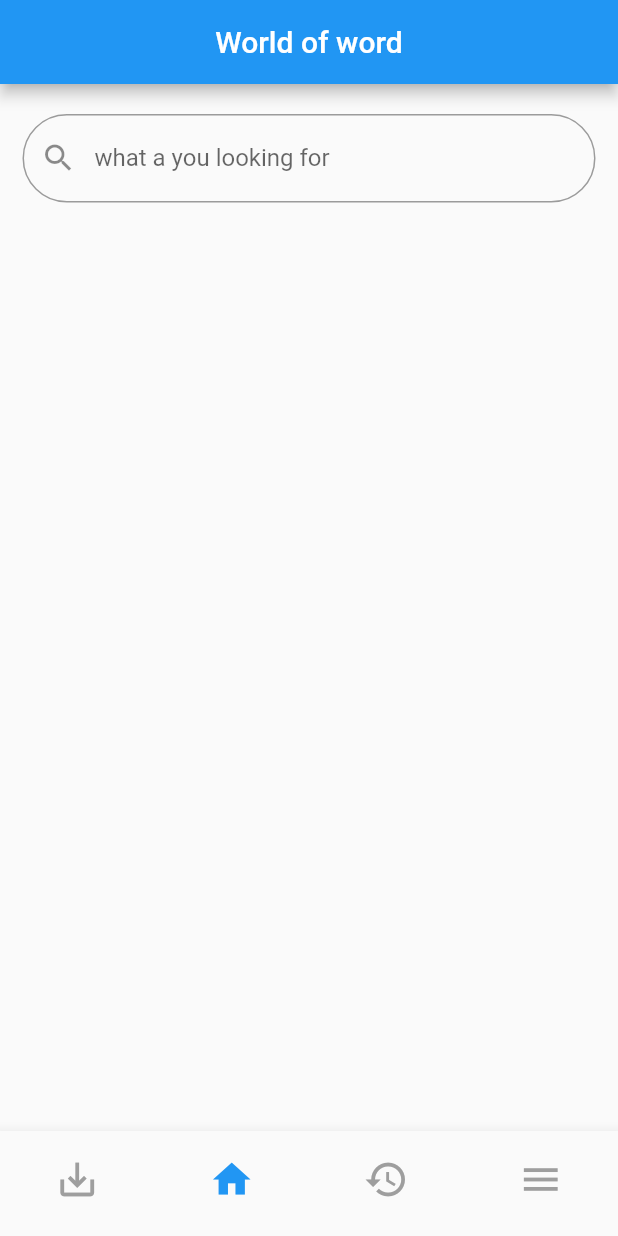
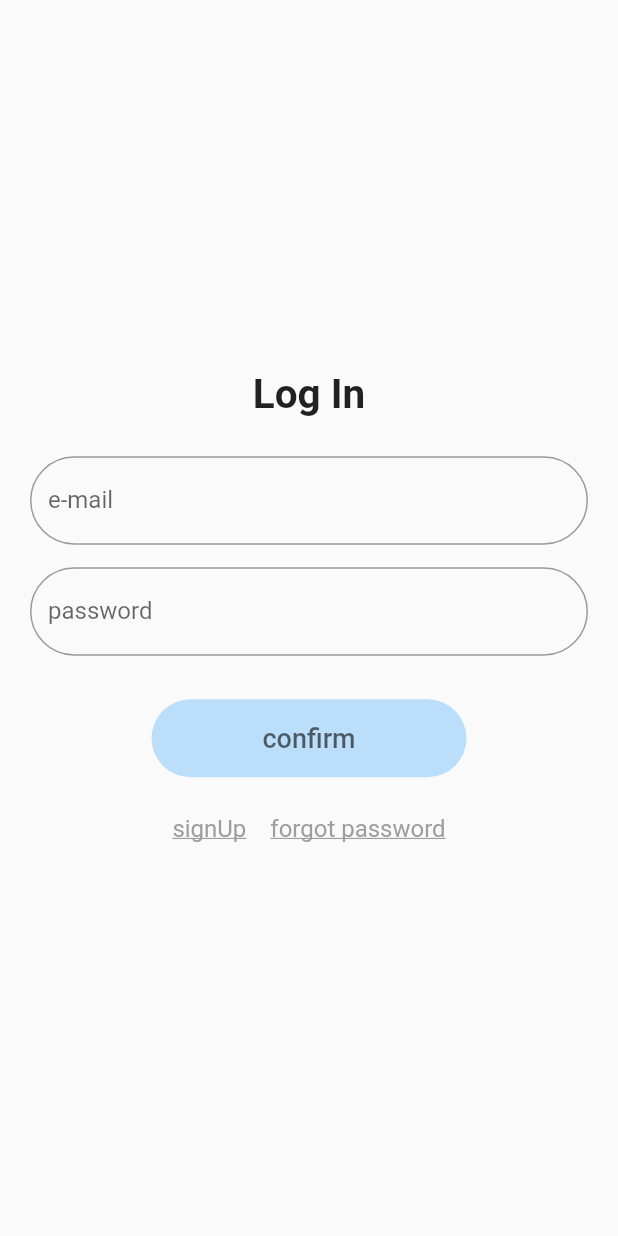
Before and after one commit to SomethingRight/worldofword, a Flutter app: the screen it shows after launch, on a phone screen of 412 x 824 dp. Run offline on Flutter 3.47's test engine with Material 2 defaults, Android fonts, the phone set to English and light mode, and no system bars; our stand-ins replace equatable, firebase_core, flutter_bloc; accounts and stored records are empty.

Commit message:
Router is ready also made LogIn page, only layout

```diff
--- a/lib/core/navigation/router.dart
+++ b/lib/core/navigation/router.dart
@@ -0,0 +1,37 @@
+import 'package:flutter/material.dart';
+import 'package:worldofword/module/auth/auth_page.dart';
+import 'package:worldofword/module/home/home_page.dart';
+import 'package:worldofword/module/menu/pages/info/info_page.dart';
+import 'package:worldofword/module/menu/pages/settings/settings_page.dart';
+import 'package:worldofword/module/menu/pages/sharing/sharing_page.dart';
+import 'package:worldofword/module/menu/pages/user/user_page.dart';
+import 'package:worldofword/module/word_details_page/word_details_page.dart';
+
+class AppRouter {
+  static Route<dynamic>? onGenerateRoute(RouteSettings settings) {
+    final dynamic arguments = settings.arguments;
+    final String name = settings.name!;
+    switch (name) {
+      case '/home':
+        return MaterialPageRoute<dynamic>(
+            builder: (context) => const HomePage());
+      case '/settings':
+        return MaterialPageRoute<dynamic>(
+            builder: (context) => const SettingsPage());
+      case '/user':
+        return MaterialPageRoute<dynamic>(builder: (context) => const UserPage());
+      case '/share':
+        return MaterialPageRoute<dynamic>(
+            builder: (context) => const SharingPage());
+      case '/info':
+        return MaterialPageRoute<dynamic>(
+            builder: (context) => const InfoPage());
+      case '/wordDetails':
+        return MaterialPageRoute<dynamic>(
+            builder: (context) => const WordDetailsPage());
+      case '/':
+        return MaterialPageRoute<dynamic>(
+            builder: (context) => const AuthPage());
+    }
+  }
+}
--- a/lib/main.dart
+++ b/lib/main.dart
@@ -2,10 +2,10 @@ import 'package:firebase_core/firebase_core.dart';
 import 'package:flutter/material.dart';
 import 'package:flutter_bloc/flutter_bloc.dart';
 import 'package:worldofword/api/word_api/word_traslate/word_translate_repository.dart';
+import 'package:worldofword/core/navigation/router.dart';
 import 'package:worldofword/firebase_options.dart';
 import 'package:worldofword/module/main_page/bloc/word_load_bloc.dart';
 
-import 'module/home/home_page.dart';
 
 void main() async {
   WidgetsFlutterBinding.ensureInitialized();
@@ -22,19 +22,19 @@ class MyApp extends StatelessWidget {
 
   @override
   Widget build(BuildContext context) {
-    return MaterialApp(
-      debugShowCheckedModeBanner: false,
-      title: 'WorldOfWord',
-      theme: ThemeData(
-        primarySwatch: Colors.blue,
-      ),
-      home: MultiBlocProvider(
-        providers: [
-          BlocProvider<WordLoadBloc>(
-            create: (context) => WordLoadBloc(WordTranslateRepository()),
-          )
-        ],
-        child: const HomePage(),
+    return MultiBlocProvider(
+      providers: [
+        BlocProvider<WordLoadBloc>(
+            create: (context) => WordLoadBloc(WordTranslateRepository()))
+      ],
+      child: MaterialApp(
+        debugShowCheckedModeBanner: false,
+        title: 'WorldOfWord',
+        theme: ThemeData(
+          primarySwatch: Colors.blue,
+        ),
+        onGenerateRoute: AppRouter.onGenerateRoute,
+        initialRoute: '/',
       ),
     );
   }
--- /dev/null
+++ b/lib/module/auth/auth_page.dart
@@ -0,0 +1,114 @@
+import 'package:flutter/material.dart';
+import 'package:worldofword/module/widgets/text_field_custom.dart';
+
+class AuthPage extends StatefulWidget {
+  const AuthPage({super.key});
+
+  @override
+  State<AuthPage> createState() => _AuthPageState();
+}
+
+class _AuthPageState extends State<AuthPage> {
+  final TextEditingController emailController = TextEditingController();
+  final TextEditingController passwordController = TextEditingController();
+
+  @override
+  Widget build(BuildContext context) {
+    return Scaffold(
+        body: ListView(
+      padding: EdgeInsets.only(top: MediaQuery.of(context).size.height * .3),
+      physics: const ClampingScrollPhysics(),
+      children: [
+        Padding(
+          padding: const EdgeInsets.symmetric(horizontal: 20),
+          child: Column(
+            children: [
+              const Center(
+                  child: Text(
+                'Log In',
+                style: TextStyle(fontSize: 27, fontWeight: FontWeight.w600),
+              )),
+              const SizedBox(height: 25),
+              TextFieldCustomWidget(
+                controller: emailController,
+                labelText: 'e-mail',
+                onSubmitted: (String text) {
+                  //_bloc.add(ChangeEmailEvent(email: text));
+                },
+              ),
+              const SizedBox(
+                height: 15,
+              ),
+              Column(
+                crossAxisAlignment: CrossAxisAlignment.start,
+                children: [
+                  TextFieldCustomWidget(
+                    controller: passwordController,
+                    onSubmitted: (String text) {
+                      // _bloc.add(ChangePassEvent(pass: text ));
+                    },
+                    labelText: 'password',
+                  ),
+                  const SizedBox(
+                    height: 4,
+                  ),
+                ],
+              ),
+              const SizedBox(
+                height: 25,
+              ),
+              TextButton(
+                style: TextButton.styleFrom(
+                    fixedSize: const Size(210, 52),
+                    backgroundColor: Theme.of(context).primaryColorLight,
+                    shape: const StadiumBorder()),
+                onPressed: () {
+                  Navigator.pushReplacementNamed(context, '/home');
+                },
+                child: Text(
+                  'confirm',
+                  style: TextStyle(
+                      color: Theme.of(context).hintColor, fontSize: 18),
+                ),
+              ),
+              const SizedBox(
+                height: 10,
+              ),
+              Row(
+                mainAxisAlignment: MainAxisAlignment.center,
+                children: [
+                  TextButton(
+                      onPressed: () {
+                        // GetIt.instance<RouterI>()
+                        //     .navigateTo(RouterI.signUpPagePage);
+                      },
+                      child: const Text(
+                        'signUp',
+                        style: TextStyle(
+                            decoration: TextDecoration.underline,
+                            fontWeight: FontWeight.w400,
+                            color: Colors.grey,
+                            fontSize: 16),
+                      )),
+                  TextButton(
+                      onPressed: () {
+                        // GetIt.instance<RouterI>()
+                        //     .navigateTo(RouterI.forgotPasswordPage);
+                      },
+                      child: const Text(
+                        'forgot password',
+                        style: TextStyle(
+                            decoration: TextDecoration.underline,
+                            fontWeight: FontWeight.w400,
+                            color: Colors.grey,
+                            fontSize: 16),
+                      )),
+                ],
+              ),
+            ],
+          ),
+        )
+      ],
+    ));
+  }
+}
--- a/lib/module/main_page/main_page.dart
+++ b/lib/module/main_page/main_page.dart
@@ -4,6 +4,7 @@ import 'package:provider/provider.dart';
 import 'package:worldofword/api/word_api/word_traslate/word_translate_api.dart';
 import 'package:worldofword/module/main_page/bloc/word_load_bloc.dart';
 
+import '../widgets/text_field_custom.dart';
 import '../widgets/word_card.dart';
 
 //TODO
@@ -35,22 +36,17 @@ class _MainPageState extends State<MainPage> {
           child: Column(
             crossAxisAlignment: CrossAxisAlignment.start,
             children: [
-              TextField(
+              //TextField Custom
+              TextFieldCustomWidget(
+                controller: _controller,
                 onSubmitted: (String text) {
-
                   Provider.of<WordLoadBloc>(context, listen: false)
                       .add(WordLoading(_controller.text));
-
                 },
-                controller: _controller,
                 textInputAction: TextInputAction.search,
-                decoration: InputDecoration(
-                  labelText: 'what a you looking for',
-                  prefixIcon: const Icon(Icons.search),
-                  fillColor: Colors.black12,
-                  border: OutlineInputBorder(
-                      borderRadius: BorderRadius.circular(50)),
-                ),
+                labelText: 'what a you looking for',
+                prefixIcon: const Icon(Icons.search),
+                fillColor: Colors.black12,
               ),
               const SizedBox(
                 height: 15,
@@ -65,10 +61,9 @@ class _MainPageState extends State<MainPage> {
                       return const Offstage();
                     } else if (state is WordLoadingState) {
                       return const Center(child: CircularProgressIndicator());
-                    } else if (state is WordError){
-                      return  Center(child: Text(state.error));
-                    }
-                    else if (state is WordLoadedState) {
+                    } else if (state is WordError) {
+                      return Center(child: Text(state.error));
+                    } else if (state is WordLoadedState) {
                       return ListView.builder(
                           shrinkWrap: true,
                           itemCount: state.words.length,
--- /dev/null
+++ b/lib/module/widgets/text_field_custom.dart
@@ -0,0 +1,37 @@
+import 'package:flutter/material.dart';
+
+class TextFieldCustomWidget extends StatelessWidget {
+  const TextFieldCustomWidget({
+    Key? key,
+    required TextEditingController controller,
+    this.onSubmitted,
+    this.textInputAction,
+    this.labelText,
+    this.prefixIcon,
+    this.fillColor
+
+  })  : _controller = controller,
+        super(key: key);
+
+  final TextEditingController? _controller;
+  final void Function(String)? onSubmitted;
+  final TextInputAction? textInputAction;
+  final String? labelText;
+  final Icon? prefixIcon;
+  final Color? fillColor;
+
+  @override
+  Widget build(BuildContext context) {
+    return TextField(
+      onSubmitted: onSubmitted,
+      controller: _controller,
+      textInputAction: textInputAction,
+      decoration: InputDecoration(
+        labelText: labelText,
+        prefixIcon: prefixIcon,
+        fillColor: fillColor,
+        border: OutlineInputBorder(borderRadius: BorderRadius.circular(50)),
+      ),
+    );
+  }
+}
--- a/lib/module/widgets/word_card.dart
+++ b/lib/module/widgets/word_card.dart
@@ -10,8 +10,7 @@ class WordCard extends StatelessWidget {
   Widget build(BuildContext context) {
     return InkWell(
       onTap: () {
-        Navigator.push(context,
-            MaterialPageRoute(builder: (context) => const WordDetailsPage()));
+        Navigator.pushNamed(context, '/wordDetails');
       },
       child: Container(
         padding:
```
Also changed, not shown: lib/module/menu/menu_page.dart (+10 -7 lines), lib/module/menu/pages/info/info_page.dart (added, +20 -0 lines), lib/module/menu/pages/settings/settings_page.dart (added, +20 -0 lines), lib/module/menu/pages/sharing/sharing_page.dart (added, +20 -0 lines).
